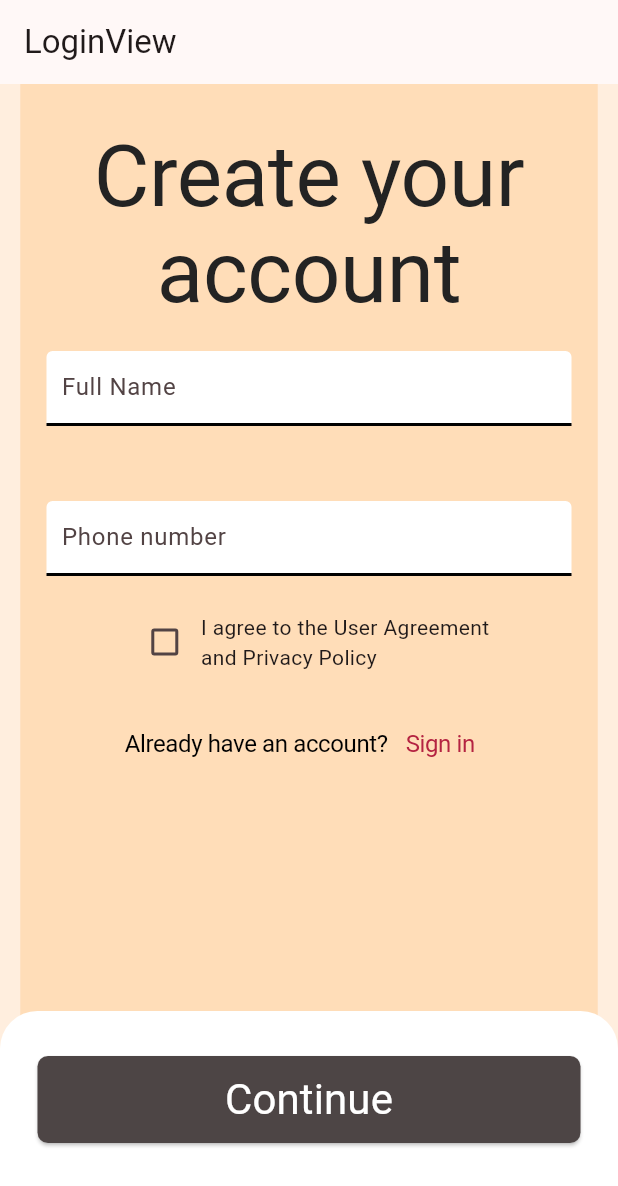
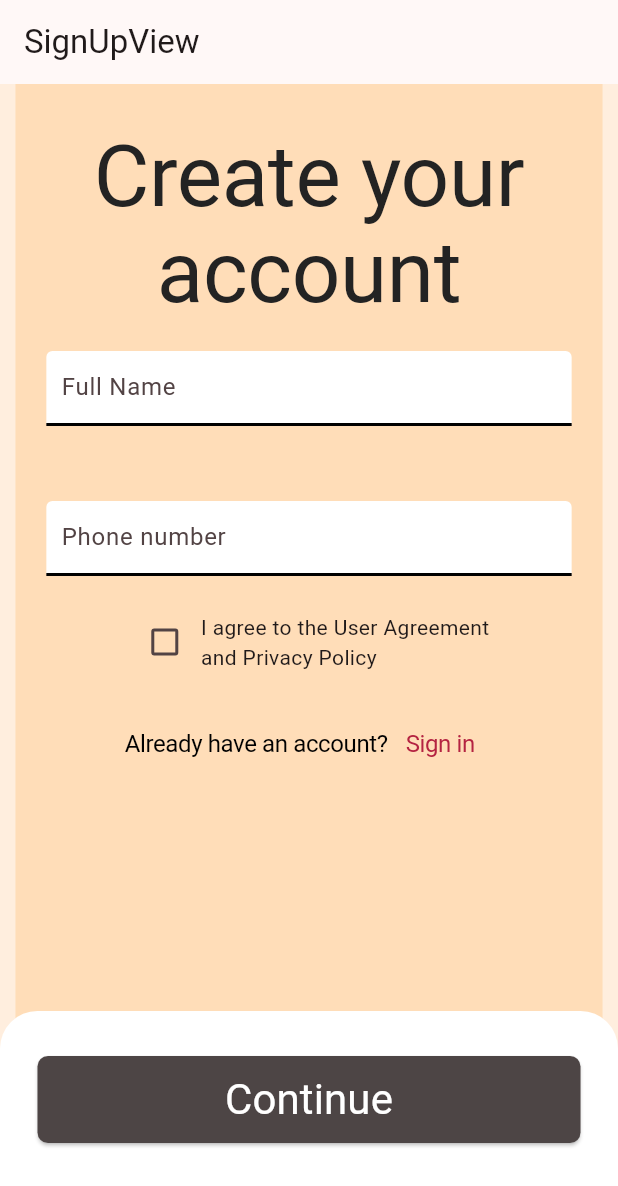
Before and after one commit to FaresFouziNZ/Gebly, a Flutter app: the screen it shows after launch, on a phone screen of 412 x 824 dp. Shown: the top 1186 px of the screen. Run offline on Flutter 3.47's test engine with Material 3 defaults, Android fonts, the phone set to English and light mode, and no system bars; our stand-ins replace flutter_hooks, flutter_otp_text_field, go_router, hooks_riverpod, supabase_flutter; accounts and stored records are empty; Roboto replaces fonts that are missing (Readex Pro).

Commit message:
media query and changed the name of the files
i have changed the names of the signup and login files

```diff
--- a/lib/core/providers/app_router.dart
+++ b/lib/core/providers/app_router.dart
@@ -1,11 +1,13 @@
 import 'package:flutter/widgets.dart';
 import 'package:gebly/presentation/view/home_view.dart';
-import 'package:gebly/presentation/view/login_view.dart';
+import 'package:gebly/presentation/view/signup_view.dart';
+
 import 'package:gebly/presentation/view/order_selection.dart';
 import 'package:hooks_riverpod/hooks_riverpod.dart';
 import 'package:go_router/go_router.dart';
 
 import '../../presentation/view/event_made.dart';
+import '../../presentation/view/login_view.dart';
 
 final _rootNavigatorKey = GlobalKey<NavigatorState>(debugLabel: 'root');
 
@@ -15,7 +17,7 @@ final routerProvider = Provider((ref) {
     routes: [
       GoRoute(
         path: '/',
-        builder: (context, state) => const LoginView(),
+        builder: (context, state) => const SignUpView(),
       ),
     ],
   );
--- a/lib/presentation/view/login_view.dart
+++ b/lib/presentation/view/login_view.dart
@@ -1,8 +1,8 @@
 import 'package:flutter/material.dart';
 import 'package:flutter_hooks/flutter_hooks.dart';
 
-class LoginView extends HookWidget {
-  const LoginView({super.key});
+class LogInView extends HookWidget {
+  const LogInView({super.key});
 
   @override
   Widget build(BuildContext context) {
@@ -10,23 +10,17 @@ class LoginView extends HookWidget {
     return Scaffold(
         resizeToAvoidBottomInset: false,
         appBar: AppBar(
-          title: const Text('LoginView'),
+          title: const Text('LogInView'),
         ),
         body: Center(
           child: Stack(
             children: [
-              Center(
-                child: Container(
-                  width: 385,
-                  decoration: const ShapeDecoration(
-                    color: Color(0xFFFFDDB8),
-                    shape: RoundedRectangleBorder(
-                      borderRadius: BorderRadius.only(
-                        bottomLeft: Radius.circular(7),
-                        bottomRight: Radius.circular(7),
+              Positioned(
+                child: Image.asset(
+                  'assets/images/bg.png',
                 ),
               ),
-                  ),
+              Center(
                 child: Column(
                   //mainAxisAlignment: MainAxisAlignment.spaceBetween,
                   children: [
@@ -34,11 +28,11 @@ class LoginView extends HookWidget {
                       height: 30,
                     ),
                     const Text(
-                        'Create your account',
-                        textAlign: TextAlign.center,
+                      'Welcome back!',
+                      textAlign: TextAlign.left,
                       style: TextStyle(
                         color: Color(0xFF232323),
-                          fontSize: 57,
+                        fontSize: 50,
                         fontFamily: 'Readex Pro',
                         fontWeight: FontWeight.w400,
                         height: 1.12,
@@ -46,34 +40,7 @@ class LoginView extends HookWidget {
                       ),
                     ),
                     const SizedBox(
-                        height: 20,
-                      ),
-                      Container(
-                        width: 350,
-                        decoration: const BoxDecoration(
-                          borderRadius: BorderRadius.only(
-                            topLeft: Radius.circular(4),
-                            topRight: Radius.circular(4),
-                          ),
-                          color: Colors.white,
-                          border: Border(
-                            bottom: BorderSide(
-                              color: Colors.black,
-                              width: 2.0,
-                            ),
-                          ),
-                        ),
-                        child: const TextField(
-                          decoration: InputDecoration(
-                              focusColor: Colors.lightGreen,
-                              labelText: "Full Name",
-                              hintText: 'Enter your full name',
-                              border: InputBorder.none,
-                              contentPadding: EdgeInsets.only(left: 10)),
-                        ),
-                      ),
-                      const SizedBox(
-                        height: 50,
+                      height: 80,
                     ),
                     Container(
                       width: 350,
@@ -102,49 +69,7 @@ class LoginView extends HookWidget {
                     const SizedBox(
                       height: 20,
                     ),
-                      Row(
-                        mainAxisAlignment: MainAxisAlignment.center,
-                        children: [
-                          Checkbox(
-                              value: checkboxIsPressed.value,
-                              onChanged: (bool? value) {
-                                checkboxIsPressed.value = value!;
-                              }),
-                          const Text("I agree to the User Agreement\nand Privacy Policy"),
                   ],
-                      ),
-                      const SizedBox(
-                        height: 20,
-                      ),
-                      Row(
-                        mainAxisAlignment: MainAxisAlignment.center,
-                        children: [
-                          const Text('Already have an account?',
-                              style: TextStyle(
-                                color: Colors.black,
-                                fontSize: 16,
-                                fontFamily: 'Readex Pro',
-                                fontWeight: FontWeight.w400,
-                                height: 1.12,
-                                letterSpacing: -0.25,
-                              )),
-                          TextButton(
-                            onPressed: () {},
-                            child: const Text(
-                              'Sign in',
-                              style: TextStyle(
-                                fontSize: 16,
-                                fontFamily: 'Readex Pro',
-                                fontWeight: FontWeight.w400,
-                                height: 1.12,
-                                letterSpacing: -0.25,
-                              ),
-                            ),
-                          )
-                        ],
-                      ),
-                    ],
-                  ),
                 ),
               ),
               Positioned(
@@ -177,7 +102,7 @@ class LoginView extends HookWidget {
                                   ? MaterialStateProperty.all<Color>(const Color(0xFFB42341))
                                   : MaterialStateProperty.all<Color>(const Color(0xFF4D4545))),
                           child: const Text(
-                            'Continue',
+                            'Login',
                             textAlign: TextAlign.center,
                             style: TextStyle(
                               color: Colors.white,
--- /dev/null
+++ b/lib/presentation/view/signup_view.dart
@@ -0,0 +1,200 @@
+import 'package:flutter/material.dart';
+import 'package:flutter_hooks/flutter_hooks.dart';
+
+class SignUpView extends HookWidget {
+  const SignUpView({super.key});
+
+  @override
+  Widget build(BuildContext context) {
+    final checkboxIsPressed = useState<bool>(false);
+    return Scaffold(
+        resizeToAvoidBottomInset: false,
+        appBar: AppBar(
+          title: const Text('SignUpView'),
+        ),
+        body: Center(
+          child: Stack(
+            children: [
+              Center(
+                child: Container(
+                  width: MediaQuery.of(context).size.width * 0.95,
+                  decoration: const ShapeDecoration(
+                    color: Color(0xFFFFDDB8),
+                    shape: RoundedRectangleBorder(
+                      borderRadius: BorderRadius.only(
+                        bottomLeft: Radius.circular(7),
+                        bottomRight: Radius.circular(7),
+                      ),
+                    ),
+                  ),
+                  child: Column(
+                    //mainAxisAlignment: MainAxisAlignment.spaceBetween,
+                    children: [
+                      const SizedBox(
+                        height: 30,
+                      ),
+                      const Text(
+                        'Create your account',
+                        textAlign: TextAlign.center,
+                        style: TextStyle(
+                          color: Color(0xFF232323),
+                          fontSize: 57,
+                          fontFamily: 'Readex Pro',
+                          fontWeight: FontWeight.w400,
+                          height: 1.12,
+                          letterSpacing: -0.25,
+                        ),
+                      ),
+                      const SizedBox(
+                        height: 20,
+                      ),
+                      Container(
+                        width: MediaQuery.of(context).size.width * 0.85,
+                        decoration: const BoxDecoration(
+                          borderRadius: BorderRadius.only(
+                            topLeft: Radius.circular(4),
+                            topRight: Radius.circular(4),
+                          ),
+                          color: Colors.white,
+                          border: Border(
+                            bottom: BorderSide(
+                              color: Colors.black,
+                              width: 2.0,
+                            ),
+                          ),
+                        ),
+                        child: const TextField(
+                          decoration: InputDecoration(
+                              focusColor: Colors.lightGreen,
+                              labelText: "Full Name",
+                              hintText: 'Enter your full name',
+                              border: InputBorder.none,
+                              contentPadding: EdgeInsets.only(left: 10)),
+                        ),
+                      ),
+                      const SizedBox(
+                        height: 50,
+                      ),
+                      Container(
+                        width: MediaQuery.of(context).size.width * 0.85,
+                        decoration: const BoxDecoration(
+                          borderRadius: BorderRadius.only(
+                            topLeft: Radius.circular(4),
+                            topRight: Radius.circular(4),
+                          ),
+                          color: Colors.white,
+                          border: Border(
+                            bottom: BorderSide(
+                              color: Colors.black,
+                              width: 2.0,
+                            ),
+                          ),
+                        ),
+                        child: const TextField(
+                          keyboardType: TextInputType.number,
+                          decoration: InputDecoration(
+                              labelText: "Phone number",
+                              hintText: 'Enter your phone number',
+                              border: InputBorder.none,
+                              contentPadding: EdgeInsets.only(left: 10)),
+                        ),
+                      ),
+                      const SizedBox(
+                        height: 20,
+                      ),
+                      Row(
+                        mainAxisAlignment: MainAxisAlignment.center,
+                        children: [
+                          Checkbox(
+                              value: checkboxIsPressed.value,
+                              onChanged: (bool? value) {
+                                checkboxIsPressed.value = value!;
+                              }),
+                          const Text("I agree to the User Agreement\nand Privacy Policy"),
+                        ],
+                      ),
+                      const SizedBox(
+                        height: 20,
+                      ),
+                      Row(
+                        mainAxisAlignment: MainAxisAlignment.center,
+                        children: [
+                          const Text('Already have an account?',
+                              style: TextStyle(
+                                color: Colors.black,
+                                fontSize: 16,
+                                fontFamily: 'Readex Pro',
+                                fontWeight: FontWeight.w400,
+                                height: 1.12,
+                                letterSpacing: -0.25,
+                              )),
+                          TextButton(
+                            onPressed: () {},
+                            child: const Text(
+                              'Sign in',
+                              style: TextStyle(
+                                fontSize: 16,
+                                fontFamily: 'Readex Pro',
+                                fontWeight: FontWeight.w400,
+                                height: 1.12,
+                                letterSpacing: -0.25,
+                              ),
+                            ),
+                          )
+                        ],
+                      ),
+                    ],
+                  ),
+                ),
+              ),
+              Positioned(
+                bottom: 0,
+                child: Container(
+                  width: MediaQuery.of(context).size.width,
+                  height: 150,
+                  decoration: const ShapeDecoration(
+                    color: Colors.white,
+                    shape: RoundedRectangleBorder(
+                      borderRadius: BorderRadius.only(
+                        topLeft: Radius.circular(25),
+                        topRight: Radius.circular(25),
+                      ),
+                    ),
+                  ),
+                  child: Column(
+                    crossAxisAlignment: CrossAxisAlignment.stretch,
+                    children: [
+                      Padding(
+                        padding: const EdgeInsets.fromLTRB(25, 30, 25, 0),
+                        child: ElevatedButton(
+                          onPressed: () {},
+                          style: ButtonStyle(
+                              fixedSize: MaterialStateProperty.all<Size>(const Size(0, 58)),
+                              shape: MaterialStateProperty.all<RoundedRectangleBorder>(RoundedRectangleBorder(
+                                borderRadius: BorderRadius.circular(7.0),
+                              )),
+                              backgroundColor: checkboxIsPressed.value
+                                  ? MaterialStateProperty.all<Color>(const Color(0xFFB42341))
+                                  : MaterialStateProperty.all<Color>(const Color(0xFF4D4545))),
+                          child: const Text(
+                            'Continue',
+                            textAlign: TextAlign.center,
+                            style: TextStyle(
+                              color: Colors.white,
+                              fontSize: 28,
+                              fontFamily: 'Readex Pro',
+                              fontWeight: FontWeight.w400,
+                              height: 0.05,
+                            ),
+                          ),
+                        ),
+                      ),
+                    ],
+                  ),
+                ),
+              )
+            ],
+          ),
+        ));
+  }
+}
```
Also changed, not shown: assets/images/bg.png (added). Lines whose indentation alone changed are shown as unchanged.
